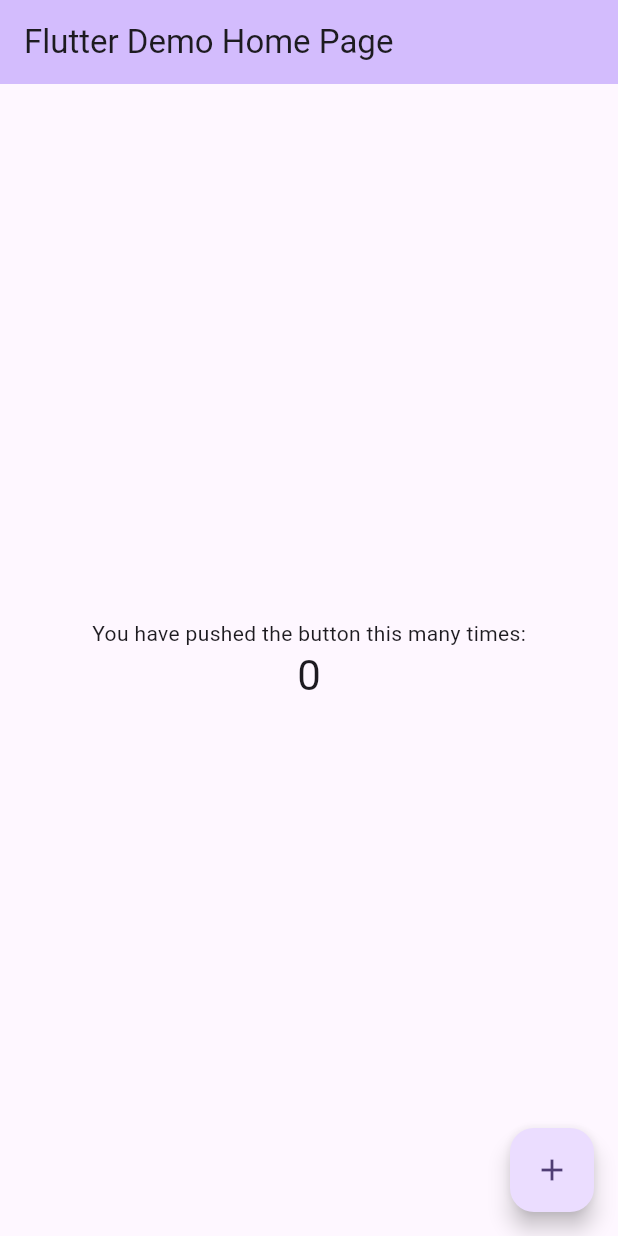
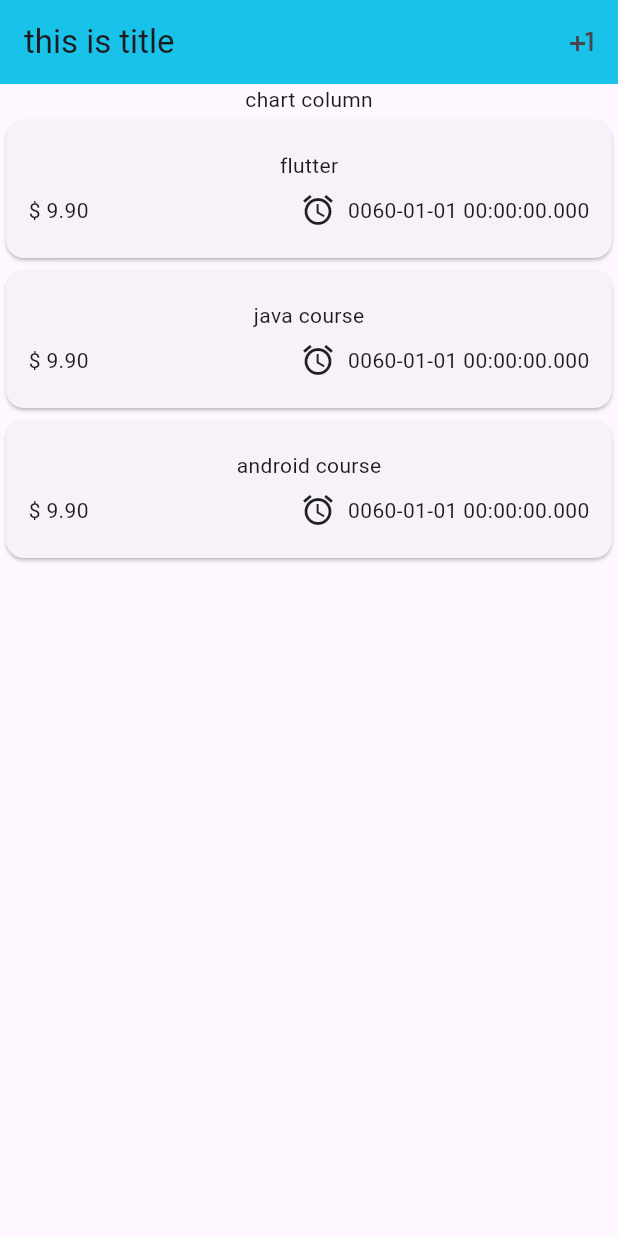
Before and after one commit to mhnazary/flutter_app, a Flutter app: the screen it shows after launch, on a phone screen of 412 x 824 dp. Run offline on Flutter 3.47's test engine with Material 3 defaults, Android fonts, the phone set to English and light mode, and no system bars.

Commit message:
Added appbar

```diff
--- /dev/null
+++ b/lib/expense_item.dart
@@ -0,0 +1,30 @@
+import 'package:flutter/material.dart';
+import 'package:flutter_app/models/expenses_model.dart';
+
+class ExpenseItem extends StatelessWidget {
+  const ExpenseItem(this.expense, {super.key});
+  final Expense expense;
+  @override
+  Widget build(BuildContext context) {
+    return Card(
+      child: Padding(
+        padding: const EdgeInsets.symmetric(horizontal: 15, vertical: 20),
+        child: Column(
+          children: [
+            Text(expense.title),
+            SizedBox(height: 8),
+            Row(
+              children: [
+                Text('\$ ${expense.amount.toStringAsFixed(2)}'),
+                Spacer(),
+                Icon(Icons.alarm),
+                SizedBox(width: 8),
+                Text(expense.date.toString()),
+              ],
+            ),
+          ],
+        ),
+      ),
+    );
+  }
+}
--- /dev/null
+++ b/lib/expenses.dart
@@ -0,0 +1,50 @@
+import 'package:flutter/material.dart';
+import 'package:flutter_app/expenses_list.dart';
+import 'package:flutter_app/models/expenses_model.dart';
+
+class Expenses extends StatefulWidget {
+  const Expenses({super.key});
+  @override
+  State<StatefulWidget> createState() {
+    return _Expenses();
+  }
+}
+
+class _Expenses extends State<Expenses> {
+  final List<Expense> _RegisteredExpenses = [
+    Expense(
+      title: "flutter",
+      amount: 9.9,
+      date: DateTime(Duration.minutesPerHour),
+      catagory: Catagory.food,
+    ),
+    Expense(
+      title: "java course",
+      amount: 9.9,
+      date: DateTime(Duration.minutesPerHour),
+      catagory: Catagory.food,
+    ),
+    Expense(
+      title: "android course",
+      amount: 9.9,
+      date: DateTime(Duration.minutesPerHour),
+      catagory: Catagory.food,
+    ),
+  ];
+  @override
+  Widget build(BuildContext context) {
+    return Scaffold(
+      appBar: AppBar(
+        backgroundColor: const Color.fromARGB(255, 24, 194, 232),
+        title: Text('this is title'),
+        actions: [IconButton(onPressed: () {}, icon: Icon(Icons.plus_one))],
+      ),
+      body: Column(
+        children: [
+          Text('chart column'),
+          Expanded(child: ExpensesList(expenses: _RegisteredExpenses)),
+        ],
+      ),
+    );
+  }
+}
--- /dev/null
+++ b/lib/expenses_list.dart
@@ -0,0 +1,15 @@
+import 'package:flutter/widgets.dart';
+import 'package:flutter_app/expense_item.dart';
+import 'package:flutter_app/models/expenses_model.dart';
+
+class ExpensesList extends StatelessWidget {
+  const ExpensesList({super.key, required this.expenses});
+  final List<Expense> expenses;
+  @override
+  Widget build(BuildContext context) {
+    return ListView.builder(
+      itemCount: expenses.length,
+      itemBuilder: (cts, index) => ExpenseItem(expenses[index]),
+    );
+  }
+}
--- a/lib/main.dart
+++ b/lib/main.dart
@@ -1,122 +1,6 @@
 import 'package:flutter/material.dart';
+import 'package:flutter_app/expenses.dart';
 
 void main() {
-  runApp(const MyApp());
+  runApp(MaterialApp(home: Expenses()));
 }
-
-class MyApp extends StatelessWidget {
-  const MyApp({super.key});
-
-  // This widget is the root of your application.
-  @override
-  Widget build(BuildContext context) {
-    return MaterialApp(
-      title: 'Flutter Demo',
-      theme: ThemeData(
-        // This is the theme of your application.
-        //
-        // TRY THIS: Try running your application with "flutter run". You'll see
-        // the application has a purple toolbar. Then, without quitting the app,
-        // try changing the seedColor in the colorScheme below to Colors.green
-        // and then invoke "hot reload" (save your changes or press the "hot
-        // reload" button in a Flutter-supported IDE, or press "r" if you used
-        // the command line to start the app).
-        //
-        // Notice that the counter didn't reset back to zero; the application
-        // state is not lost during the reload. To reset the state, use hot
-        // restart instead.
-        //
-        // This works for code too, not just values: Most code changes can be
-        // tested with just a hot reload.
-        colorScheme: ColorScheme.fromSeed(seedColor: Colors.deepPurple),
-      ),
-      home: const MyHomePage(title: 'Flutter Demo Home Page'),
-    );
-  }
-}
-
-class MyHomePage extends StatefulWidget {
-  const MyHomePage({super.key, required this.title});
-
-  // This widget is the home page of your application. It is stateful, meaning
-  // that it has a State object (defined below) that contains fields that affect
-  // how it looks.
-
-  // This class is the configuration for the state. It holds the values (in this
-  // case the title) provided by the parent (in this case the App widget) and
-  // used by the build method of the State. Fields in a Widget subclass are
-  // always marked "final".
-
-  final String title;
-
-  @override
-  State<MyHomePage> createState() => _MyHomePageState();
-}
-
-class _MyHomePageState extends State<MyHomePage> {
-  int _counter = 0;
-
-  void _incrementCounter() {
-    setState(() {
-      // This call to setState tells the Flutter framework that something has
-      // changed in this State, which causes it to rerun the build method below
-      // so that the display can reflect the updated values. If we changed
-      // _counter without calling setState(), then the build method would not be
-      // called again, and so nothing would appear to happen.
-      _counter++;
-    });
-  }
-
-  @override
-  Widget build(BuildContext context) {
-    // This method is rerun every time setState is called, for instance as done
-    // by the _incrementCounter method above.
-    //
-    // The Flutter framework has been optimized to make rerunning build methods
-    // fast, so that you can just rebuild anything that needs updating rather
-    // than having to individually change instances of widgets.
-    return Scaffold(
-      appBar: AppBar(
-        // TRY THIS: Try changing the color here to a specific color (to
-        // Colors.amber, perhaps?) and trigger a hot reload to see the AppBar
-        // change color while the other colors stay the same.
-        backgroundColor: Theme.of(context).colorScheme.inversePrimary,
-        // Here we take the value from the MyHomePage object that was created by
-        // the App.build method, and use it to set our appbar title.
-        title: Text(widget.title),
-      ),
-      body: Center(
-        // Center is a layout widget. It takes a single child and positions it
-        // in the middle of the parent.
-        child: Column(
-          // Column is also a layout widget. It takes a list of children and
-          // arranges them vertically. By default, it sizes itself to fit its
-          // children horizontally, and tries to be as tall as its parent.
-          //
-          // Column has various properties to control how it sizes itself and
-          // how it positions its children. Here we use mainAxisAlignment to
-          // center the children vertically; the main axis here is the vertical
-          // axis because Columns are vertical (the cross axis would be
-          // horizontal).
-          //
-          // TRY THIS: Invoke "debug painting" (choose the "Toggle Debug Paint"
-          // action in the IDE, or press "p" in the console), to see the
-          // wireframe for each widget.
-          mainAxisAlignment: MainAxisAlignment.center,
-          children: <Widget>[
-            const Text('You have pushed the button this many times:'),
-            Text(
-              '$_counter',
-              style: Theme.of(context).textTheme.headlineMedium,
-            ),
-          ],
-        ),
-      ),
-      floatingActionButton: FloatingActionButton(
-        onPressed: _incrementCounter,
-        tooltip: 'Increment',
-        child: const Icon(Icons.add),
-      ), // This trailing comma makes auto-formatting nicer for build methods.
-    );
-  }
-}
--- /dev/null
+++ b/lib/models/expenses_model.dart
@@ -0,0 +1,20 @@
+import 'package:uuid/uuid.dart';
+
+const uuid = Uuid();
+
+enum Catagory { food, travel, leisure, work }
+
+class Expense {
+  Expense({
+    required this.title,
+    required this.amount,
+    required this.date,
+    required this.catagory,
+  }) : id = uuid.v4();
+
+  final String id;
+  final String title;
+  final double amount;
+  final DateTime date;
+  final Catagory catagory;
+}
--- a/pubspec.yaml
+++ b/pubspec.yaml
@@ -34,6 +34,7 @@ dependencies:
   # The following adds the Cupertino Icons font to your application.
   # Use with the CupertinoIcons class for iOS style icons.
   cupertino_icons: ^1.0.8
+  uuid: ^4.5.1
 
 dev_dependencies:
   flutter_test:
```
Also changed, not shown: pubspec.lock.
